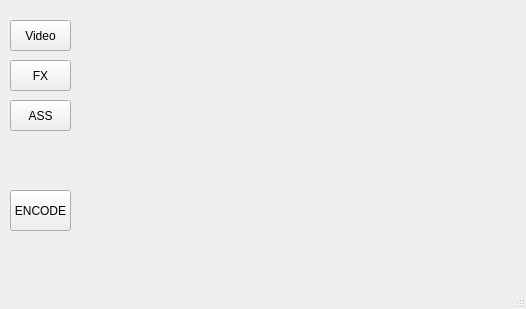
The window that branches/QT/gui.ui (jerobarraco/kafx) describes before a commit, drawn with Qt 5.
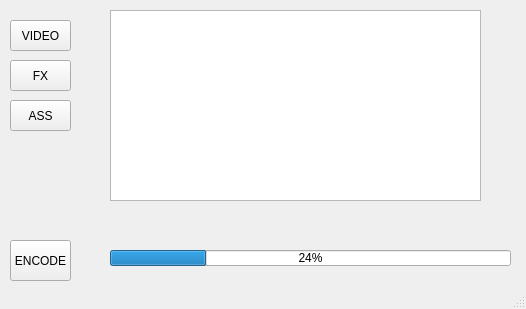
The same window after the commit. Custom widgets are drawn as their Qt base class.

```diff
--- a/branches/QT/gui.ui
+++ b/branches/QT/gui.ui
@@ -24,7 +24,7 @@
      </rect>
     </property>
     <property name="text">
-     <string>Video</string>
+     <string>VIDEO</string>
     </property>
    </widget>
    <widget class="QPushButton" name="pushButton_2">
@@ -53,16 +53,6 @@
      <string>ASS</string>
     </property>
    </widget>
-   <widget class="Phonon::VideoPlayer" name="videoPlayer">
-    <property name="geometry">
-     <rect>
-      <x>100</x>
-      <y>10</y>
-      <width>381</width>
-      <height>191</height>
-     </rect>
-    </property>
-   </widget>
    <widget class="Phonon::SeekSlider" name="seekSlider">
     <property name="geometry">
      <rect>
@@ -77,7 +67,7 @@
     <property name="geometry">
      <rect>
       <x>10</x>
-      <y>190</y>
+      <y>240</y>
       <width>61</width>
       <height>41</height>
      </rect>
@@ -86,25 +76,33 @@
      <string>ENCODE</string>
     </property>
    </widget>
-  </widget>
-  <widget class="QMenuBar" name="menubar">
-   <property name="geometry">
-    <rect>
-     <x>0</x>
-     <y>0</y>
-     <width>526</width>
-     <height>20</height>
-    </rect>
-   </property>
+   <widget class="QGraphicsView" name="graphicsView">
+    <property name="geometry">
+     <rect>
+      <x>110</x>
+      <y>10</y>
+      <width>371</width>
+      <height>191</height>
+     </rect>
+    </property>
+   </widget>
+   <widget class="QProgressBar" name="progressBar">
+    <property name="geometry">
+     <rect>
+      <x>110</x>
+      <y>250</y>
+      <width>401</width>
+      <height>16</height>
+     </rect>
+    </property>
+    <property name="value">
+     <number>24</number>
+    </property>
+   </widget>
   </widget>
   <widget class="QStatusBar" name="statusbar"/>
  </widget>
  <customwidgets>
-  <customwidget>
-   <class>Phonon::VideoPlayer</class>
-   <extends>QWidget</extends>
-   <header location="global">phonon/videoplayer.h</header>
-  </customwidget>
   <customwidget>
    <class>Phonon::SeekSlider</class>
    <extends>QWidget</extends>
```
